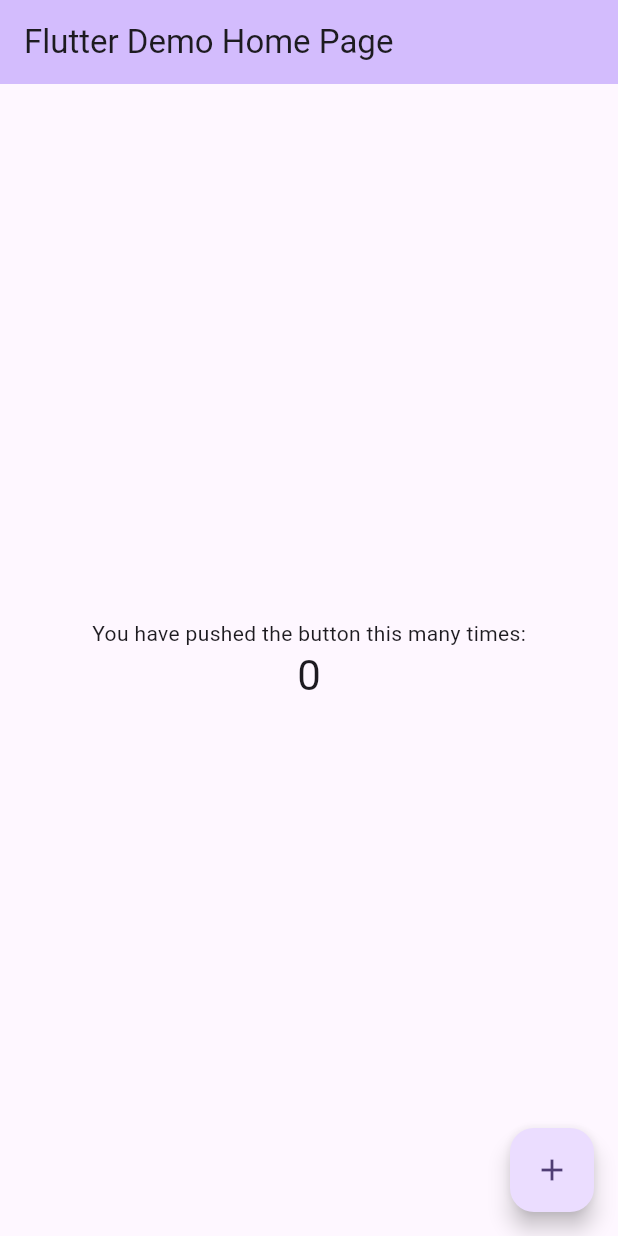
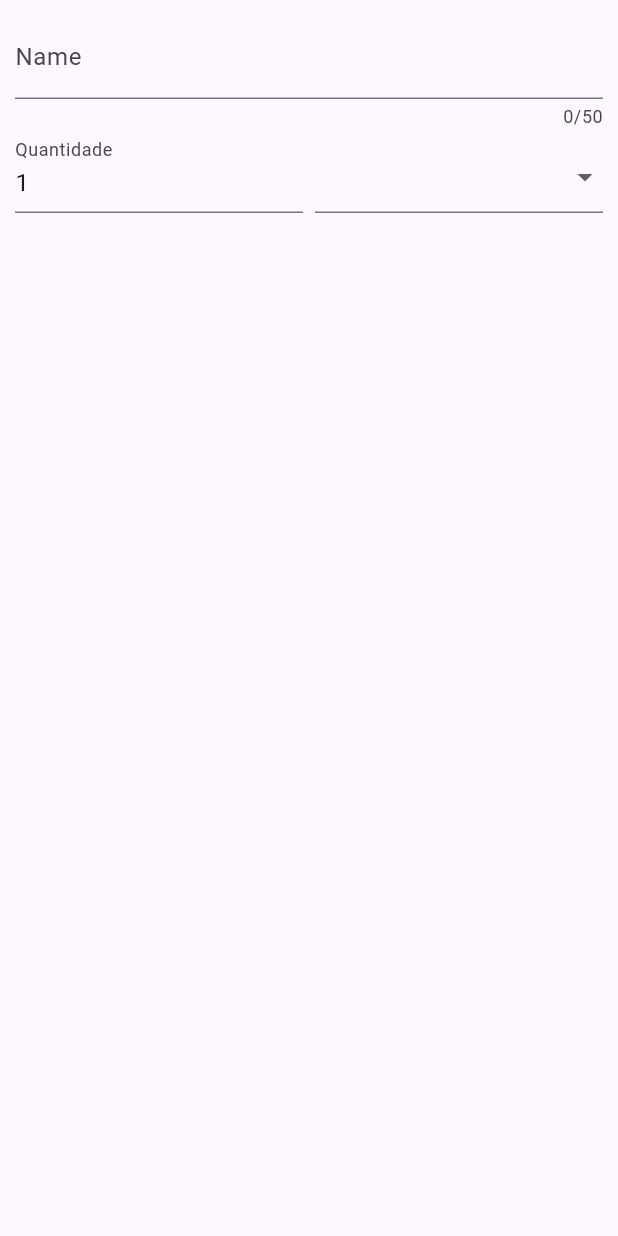
Before and after one commit to Johnl8n/Registro-de-despesas, a Flutter app: the screen it shows after launch, on a phone screen of 412 x 824 dp. Run offline on Flutter 3.47's test engine with Material 3 defaults, Android fonts, the light colour scheme and no system bars.

Commit message:
tela de cadastro de despesas

```diff
--- /dev/null
+++ b/lib/data/categoria.dart
@@ -0,0 +1,29 @@
+import 'package:flutter/material.dart';
+import 'package:resgistro_despesas/model/dataModel.dart';
+
+const categorias = {
+  Categorias.comercio: Categoria(
+    'Comercio',
+    Color.fromARGB(255, 0, 255, 128),
+  ),
+  Categorias.casa: Categoria(
+    'Casa',
+    Color.fromARGB(255, 145, 255, 0),
+  ),
+  Categorias.carro: Categoria(
+    'Carro',
+    Color.fromARGB(255, 255, 102, 0),
+  ),
+  Categorias.lazer: Categoria(
+    'Lazer',
+    Color.fromARGB(255, 0, 208, 255),
+  ),
+  Categorias.saude: Categoria(
+    'Saúde',
+    Color.fromARGB(255, 0, 60, 255),
+  ),
+  Categorias.transporte: Categoria(
+    'Transporte',
+    Color.fromARGB(255, 255, 149, 0),
+  ),
+};
--- a/lib/main.dart
+++ b/lib/main.dart
@@ -1,4 +1,6 @@
 import 'package:flutter/material.dart';
+import 'package:resgistro_despesas/screens/AdicionarDespesas.dart';
+import 'package:resgistro_despesas/screens/home.dart';
 
 void main() {
   runApp(const MyApp());
@@ -7,119 +9,15 @@
 class MyApp extends StatelessWidget {
   const MyApp({super.key});
 
-  // This widget is the root of your application.
   @override
   Widget build(BuildContext context) {
     return MaterialApp(
-      title: 'Flutter Demo',
+      title: 'Flutter Despesas',
       theme: ThemeData(
-        // This is the theme of your application.
-        //
-        // TRY THIS: Try running your application with "flutter run". You'll see
-        // the application has a purple toolbar. Then, without quitting the app,
-        // try changing the seedColor in the colorScheme below to Colors.green
-        // and then invoke "hot reload" (save your changes or press the "hot
-        // reload" button in a Flutter-supported IDE, or press "r" if you used
-        // the command line to start the app).
-        //
-        // Notice that the counter didn't reset back to zero; the application
-        // state is not lost during the reload. To reset the state, use hot
-        // restart instead.
-        //
-        // This works for code too, not just values: Most code changes can be
-        // tested with just a hot reload.
-        colorScheme: ColorScheme.fromSeed(seedColor: Colors.deepPurple),
+        colorScheme: ColorScheme.fromSeed(seedColor: const Color.fromARGB(255, 101, 17, 246)),
         useMaterial3: true,
       ),
-      home: const MyHomePage(title: 'Flutter Demo Home Page'),
+      home: const AdicionarDespesas(),
     );
   }
 }
-
-class MyHomePage extends StatefulWidget {
-  const MyHomePage({super.key, required this.title});
-
-  // This widget is the home page of your application. It is stateful, meaning
-  // that it has a State object (defined below) that contains fields that affect
-  // how it looks.
-
-  // This class is the configuration for the state. It holds the values (in this
-  // case the title) provided by the parent (in this case the App widget) and
-  // used by the build method of the State. Fields in a Widget subclass are
-  // always marked "final".
-
-  final String title;
-
-  @override
-  State<MyHomePage> createState() => _MyHomePageState();
-}
-
-class _MyHomePageState extends State<MyHomePage> {
-  int _counter = 0;
-
-  void _incrementCounter() {
-    setState(() {
-      // This call to setState tells the Flutter framework that something has
-      // changed in this State, which causes it to rerun the build method below
-      // so that the display can reflect the updated values. If we changed
-      // _counter without calling setState(), then the build method would not be
-      // called again, and so nothing would appear to happen.
-      _counter++;
-    });
-  }
-
-  @override
-  Widget build(BuildContext context) {
-    // This method is rerun every time setState is called, for instance as done
-    // by the _incrementCounter method above.
-    //
-    // The Flutter framework has been optimized to make rerunning build methods
-    // fast, so that you can just rebuild anything that needs updating rather
-    // than having to individually change instances of widgets.
-    return Scaffold(
-      appBar: AppBar(
-        // TRY THIS: Try changing the color here to a specific color (to
-        // Colors.amber, perhaps?) and trigger a hot reload to see the AppBar
-        // change color while the other colors stay the same.
-        backgroundColor: Theme.of(context).colorScheme.inversePrimary,
-        // Here we take the value from the MyHomePage object that was created by
-        // the App.build method, and use it to set our appbar title.
-        title: Text(widget.title),
-      ),
-      body: Center(
-        // Center is a layout widget. It takes a single child and positions it
-        // in the middle of the parent.
-        child: Column(
-          // Column is also a layout widget. It takes a list of children and
-          // arranges them vertically. By default, it sizes itself to fit its
-          // children horizontally, and tries to be as tall as its parent.
-          //
-          // Column has various properties to control how it sizes itself and
-          // how it positions its children. Here we use mainAxisAlignment to
-          // center the children vertically; the main axis here is the vertical
-          // axis because Columns are vertical (the cross axis would be
-          // horizontal).
-          //
-          // TRY THIS: Invoke "debug painting" (choose the "Toggle Debug Paint"
-          // action in the IDE, or press "p" in the console), to see the
-          // wireframe for each widget.
-          mainAxisAlignment: MainAxisAlignment.center,
-          children: <Widget>[
-            const Text(
-              'You have pushed the button this many times:',
-            ),
-            Text(
-              '$_counter',
-              style: Theme.of(context).textTheme.headlineMedium,
-            ),
-          ],
-        ),
-      ),
-      floatingActionButton: FloatingActionButton(
-        onPressed: _incrementCounter,
-        tooltip: 'Increment',
-        child: const Icon(Icons.add),
-      ), // This trailing comma makes auto-formatting nicer for build methods.
-    );
-  }
-}
--- /dev/null
+++ b/lib/screens/AdicionarDespesas.dart
@@ -0,0 +1,65 @@
+import 'package:flutter/material.dart';
+import 'package:resgistro_despesas/data/categoria.dart';
+
+class AdicionarDespesas extends StatefulWidget {
+  const AdicionarDespesas({super.key});
+
+  @override
+  State<AdicionarDespesas> createState() => _AdicionarDespesasState();
+}
+
+class _AdicionarDespesasState extends State<AdicionarDespesas> {
+  @override
+  Widget build(BuildContext context) {
+    return Scaffold(
+      body: Padding(
+        padding: EdgeInsets.all(10),
+        child: Form(
+          child: Column(
+            children: [
+              TextFormField(
+                maxLength: 50,
+                decoration: const InputDecoration(
+                  label: Text('Name'),
+                ),
+                validator: (value) {
+                  return 'Validação!';
+                },
+              ),
+              Row(
+                crossAxisAlignment: CrossAxisAlignment.end,
+                children: [
+                  Expanded(child: TextFormField(
+                    decoration: const InputDecoration(
+                      label: Text('Quantidade'),
+                    ),
+                    initialValue: '1',
+                  ),),
+                  const SizedBox(width: 8,),
+                  Expanded(child: DropdownButtonFormField(items: [
+                    for (final categoria in categorias.entries)
+                      DropdownMenuItem(
+                          value: categoria.value,
+                          child: Row(
+                            children: [
+                              Container(
+                                width: 16,
+                                height: 16,
+                                color: categoria.value.color,
+                              ),
+                              const SizedBox(width: 6),
+                              Text(categoria.value.title),
+                            ]
+                          )
+                      )
+                  ], onChanged: (value) {}),
+                  ),
+                ],
+              )
+            ],
+          ),
+        ),
+      ),
+    );
+  }
+}
```
Also changed, not shown: lib/model/dataModel.dart (added, +17 -0 lines), lib/screens/home.dart (added, +53 -0 lines), pubspec.lock.
